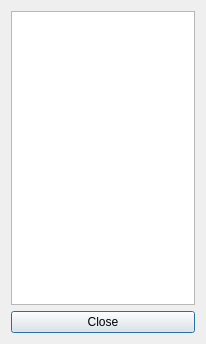
Before: the Qt Designer form FtpServerApp/debuglogdialog.ui in onlyet/FtpServer, drawn with Qt 5.
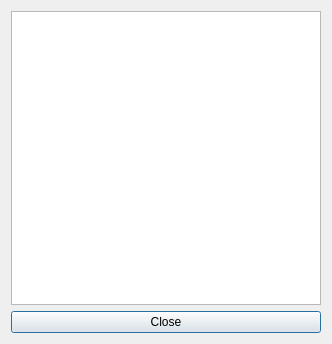
After: the same form once the commit is applied.

The edit to the form file:
```diff
--- a/FtpServerApp/debuglogdialog.ui
+++ b/FtpServerApp/debuglogdialog.ui
@@ -6,7 +6,7 @@
    <rect>
     <x>0</x>
     <y>0</y>
-    <width>206</width>
+    <width>332</width>
     <height>344</height>
    </rect>
   </property>
```
Left out of the diff: 2 changed lines with no effect on the pictures.
